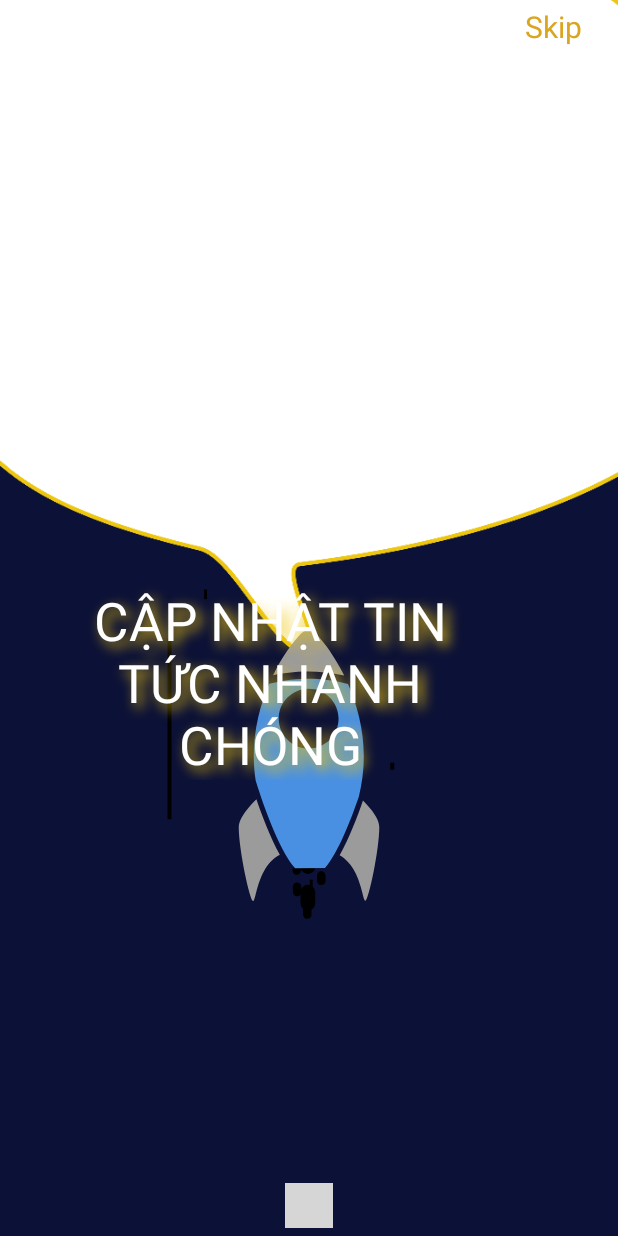
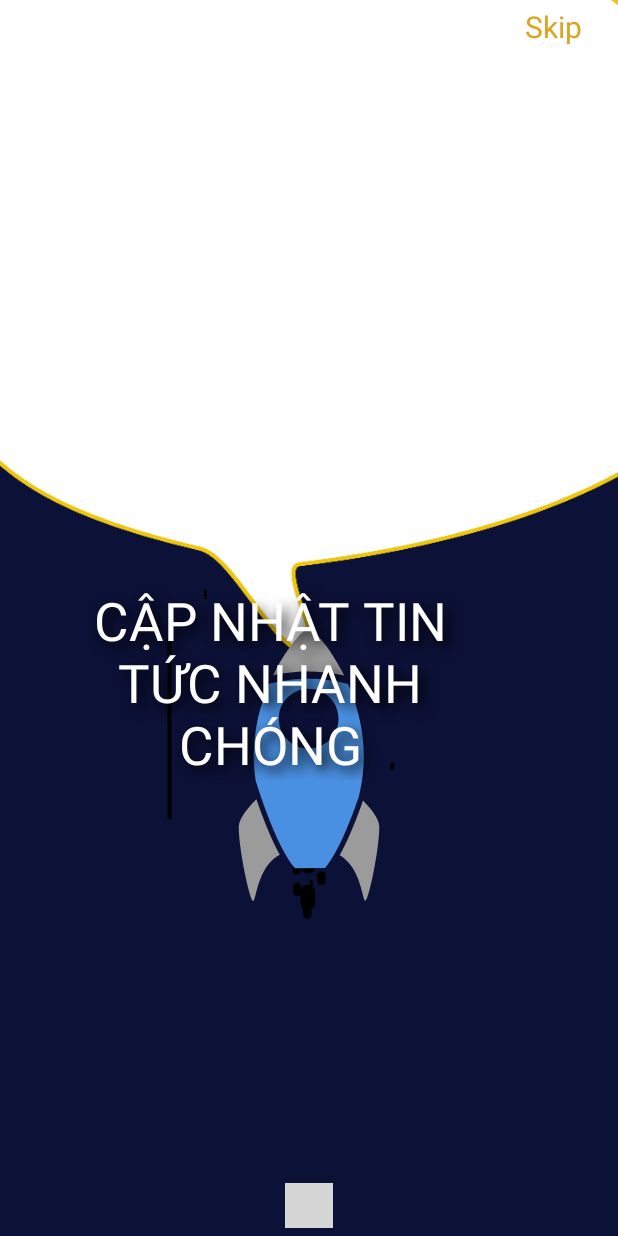
Before and after one commit to NPham1402/Crytocurrncy_android_app_ltdd_nhom12, an Android app: the screen it shows after launch (introduction), on a phone screen of 412 x 824 dp. Run offline under Robolectric (Android 15) with nearby library versions, the phone set to English and light mode, and no system bars; libraries missing offline, so code that uses them is left out: me.relex.circleindicator; plain views replace CircleIndicator3; 2 statements that could not run were skipped; grey boxes are pictures that could not be loaded.

Commit message:
Tùng comit xong co ban chinh mau

```diff
--- a/app/src/main/AndroidManifest.xml
+++ b/app/src/main/AndroidManifest.xml
@@ -36,8 +36,9 @@
         <activity
             android:name=".activitive_screen_main"
             android:exported="true"
-            android:configChanges="locale|orientation|uiMode"
-            />
+            android:theme="@style/PreferenceTheme2"/>
+            <!--android:theme="@style/PreferenceTheme2"-->
+            <!--android:configChanges="locale|orientation|uiMode"-->
         <activity
             android:name=".MainActivity"
             android:exported="true"
--- a/app/src/main/java/com/example/crytocurrency_ltdt/News_adapter.java
+++ b/app/src/main/java/com/example/crytocurrency_ltdt/News_adapter.java
@@ -38,6 +38,7 @@
             sysmbol=item_view.findViewById(R.id.tv_sysbol_currency);
             descrition=item_view.findViewById(R.id.news_subtitle);
             linearLayout=item_view.findViewById(R.id.newsContainer);
+
         }
     }
 
--- a/app/src/main/java/com/example/crytocurrency_ltdt/fgment_news.java
+++ b/app/src/main/java/com/example/crytocurrency_ltdt/fgment_news.java
@@ -47,7 +47,6 @@
                              Bundle savedInstanceState) {
         // Inflate the layout for this fragment
         View view =inflater.inflate(R.layout.fragment_fgment_news, container, false);
-
         return view;
     }
 
--- a/app/src/main/res/layout/fragment_fgment_setting.xml
+++ b/app/src/main/res/layout/fragment_fgment_setting.xml
@@ -1,6 +1,7 @@
 <?xml version="1.0" encoding="utf-8"?>
 <FrameLayout xmlns:android="http://schemas.android.com/apk/res/android"
     xmlns:tools="http://schemas.android.com/tools"
+    android:id="@+id/hostPref"
     android:layout_width="match_parent"
     android:layout_height="match_parent"
     tools:context=".fgment_setting">
--- a/app/src/main/res/values-night/colors.xml
+++ b/app/src/main/res/values-night/colors.xml
@@ -1,7 +1,12 @@
 <?xml version="1.0" encoding="utf-8"?>
 <resources>
 
-    <!--<color name="mau_nen">#05668d</color>-->
+    <color name="mau_nen">#05668d</color>
+    <color name="xanhdam">#0C1137</color>
+
+    <color name="xam">#697A82</color>
+    <color name="vang">#EDC611</color>
+
    <!-- <color name="primary_material_dark">#05668d</color>
     <color name="primary_dark_material_dark">#EE82EE</color>
 
--- a/app/src/main/res/values/colors.xml
+++ b/app/src/main/res/values/colors.xml
@@ -1,7 +1,15 @@
 <?xml version="1.0" encoding="utf-8"?>
 <resources>
 
-    <!--<color name="mau_nen">#e55b5b</color>-->
+    <color name="mau_nen">#e55b5b</color>
+    <color name="xanhdam">#C9C9C9</color>> <!--nền-->
+   <!-- <color name="xanhdam">#be6663</color>>--> <!--nền-->
+    <color name="xam">#ffffff</color> <!--khung-->
+    <color name="vang">#000000</color> <!--tên-->
+
+
+    <color name="preference_fallback_accent_color">#009900</color>
+
    <!-- <color name="primary_material_dark">#05668d</color>
     <color name="primary_dark_material_dark">#EE82EE</color>
     <color name="background_material_dark">#05668d</color>
@@ -230,7 +238,4 @@
     <color name="DarkBlue">#00008B</color>
     <color name="Navy">#000080</color>
     <color name="Black">#000000</color>
-    <color name="xanhdam">#0C1137</color>
-    <color name="xam">#697A82</color>
-    <color name="vang">#EDC611</color>
 </resources>
--- a/app/src/main/res/values/themes.xml
+++ b/app/src/main/res/values/themes.xml
@@ -2,14 +2,34 @@
     <!-- Base application theme. -->
     <style name="Theme.CrytoCurrency_ltdt" parent="Theme.MaterialComponents.DayNight.NoActionBar">
         <!-- Primary brand color. -->
+        <!--item name="preferenceTheme">@style/PrefTheme</item>-->
+        <item name="android:dialogTheme">@style/DialogTheme</item>
+        <item name="android:alertDialogTheme">@style/DialogTheme</item>
+        <item name="dialogTheme">@style/DialogTheme</item>
+        <item name="alertDialogTheme">@style/DialogTheme</item>
+        <item name="preferenceTheme">@style/PreferenceTheme</item>
+        <!--<item name="preferenceCategoryStyle">@style/PreferenceTheme</item>
+        <item name="preferenceCategoryTitleTextAppearance">@style/PreferenceTheme</item>
+        <item name="preferenceScreenStyle">@style/PreferenceTheme</item>
+        <item name="preferenceStyle">@style/PreferenceTheme</item>
 
-        <item name="colorPrimaryVariant">@color/purple_700</item>
-        <item name="colorOnPrimary">@color/white</item>
+
+        <item name="android:preferenceCategoryStyle">@style/PreferenceTheme</item>
+        <item name="android:preferenceScreenStyle">@style/PreferenceTheme</item>
+        <item name="android:preferenceStyle">@style/PreferenceTheme</item>-->
+        <!--<item name="colorAccent">@color/vang</item>-->
+       <!-- <item name="android:textColorSecondary">@color/vang</item>
+        <item name="android:textColorPrimary">@color/vang</item>-->
+        <!--<item name="android:preferenceScreenStyle">@style/PreferenceScreen</item>-->
+
+
+        <!--<item name="colorAccent">@color/vang</item>-->
+        <!--<item name="colorPrimaryVariant">@color/purple_700</item>
+        <item name="colorOnPrimary">@color/white</item>-->
         <!-- Secondary brand color. -->
 
-        <item name="colorSecondaryVariant">@color/teal_700</item>
-        <item name="colorOnSecondary">@color/purple_700</item>
-        <!--<item name="android:colorBackground">@color/mau_nen</item>-->
+        <!--<item name="colorSecondaryVariant">@color/teal_700</item>
+        <item name="colorOnSecondary">@color/purple_700</item>-->
 
 
 
@@ -24,6 +44,9 @@
         <item name="android:statusBarColor" tools:targetApi="l">?attr/colorPrimaryVariant</item>
         <!-- Customize your theme here. -->
     </style>
+    <!--<style name="AppTheme.PreferenceThemeOverlay" parent="PreferenceThemeOverlay">
+        <item name="android:layout">@layout/fragment_fgment_setting</item>
+    </style>-->
 
     <style name="spinner_style">
         <item name="android:layout_width">match_parent</item>
@@ -37,4 +60,83 @@
         <item name="android:popupBackground">#DFFFFFFF</item>
     </style>
 
+
+   <!-- <style name="PrefTheme" parent="@style/PreferenceThemeOverlay">
+        <item name="preferenceCategoryStyle">@style/CategoryStyle</item>
+    </style>
+
+    <style name="CategoryStyle" parent="Preference.Category">
+        <item name="android:layout">@layout/pref_category_view</item>
+    </style>-->
+
+    <style name="PreferenceTheme" parent="PreferenceThemeOverlay.v14.Material">
+        <!-- [...] -->
+        <!-- Some color values -->
+        <item name="android:textColor">@color/vang</item>
+        <item name="android:textColorPrimary">@color/vang</item>
+        <item name="android:textColorSecondary">@color/vang</item>
+        <item name="android:textColorTertiary">@color/vang</item>
+        <item name="android:dialogTheme">@style/DialogTheme</item>
+        <item name="android:alertDialogTheme">@style/DialogTheme</item>
+        <item name="preferenceStyle">@style/PreferenceTheme</item>
+        <item name="preferenceTheme">@style/PreferenceTheme</item>
+        <item name="colorAccent">@color/vang</item>
+        <item name="preferenceCategoryStyle">@style/PreferenceTheme</item>
+        <item name="preferenceCategoryTitleTextAppearance">@style/PreferenceTheme</item>
+        <item name="preferenceScreenStyle">@style/PreferenceTheme</item>
+        <!--<item name="android:preferenceFragmentStyle">@style/PreferenceTheme</item>-->
+        <!--<item name="preferenceCategoryTitleTextAppearance">@style/PreferenceTheme</item>-->
+    </style>
+
+    <style name="PreferenceTheme2" parent="Theme.AppCompat.DayNight.NoActionBar">
+        <!-- [...] -->
+        <!-- Some color values -->
+        <item name="android:textColor">@color/vang</item>
+        <item name="android:textColorPrimary">@color/vang</item>
+        <item name="android:textColorSecondary">@color/vang</item>
+        <item name="android:textColorTertiary">@color/vang</item>
+        <item name="android:dialogTheme">@style/DialogTheme</item>
+        <item name="android:alertDialogTheme">@style/DialogTheme</item>
+        <item name="preferenceStyle">@style/PreferenceTheme</item>
+        <item name="colorAccent">@color/vang</item>
+        <!--<item name="android:windowBackground">@color/xanhdam</item>-->
+        <item name="android:colorBackground">@color/xanhdam</item>
+        <!--<item name="android:preferenceFragmentStyle">@style/PreferenceTheme</item>-->
+        <!--<item name="preferenceCategoryTitleTextAppearance">@style/PreferenceTheme</item>-->
+    </style>
+
+
+    <style name="PreferenceScreen" parent="PreferenceThemeOverlay">
+        <!-- [...] -->
+        <!-- Some color values -->
+        <item name="android:textColor">@color/vang</item>
+        <item name="android:preferenceScreenStyle">@style/PreferenceScreen</item>
+    </style>
+
+
+    <style name="PreferenceCat" parent="Preference.Category.Material">
+    <!-- [...] -->
+    <!-- Some color values -->
+        <item name="android:textColorSecondary">@color/vang</item>
+    <item name="android:textColor">@color/vang</item>
+        <item name="android:textColorPrimary">@color/vang</item>
+        <item name="android:textColorTertiary">@color/vang</item>
+        <item name="android:dialogTheme">@style/DialogTheme</item>
+        <item name="android:alertDialogTheme">@style/DialogTheme</item>
+        <item name="preferenceStyle">@style/PreferenceTheme</item>
+
+</style>
+
+    <style name="DialogTheme" parent="Theme.AppCompat.Light.Dialog.Alert">
+        <item name="android:textColor">@color/vang</item>
+        <item name="android:textColorPrimary">@color/vang</item>
+        <item name="android:textColorSecondary">@color/vang</item>
+        <item name="android:textColorHighlight">@color/vang</item>
+        <item name="android:textColorTertiary">@color/vang</item>
+        <item name="textColorAlertDialogListItem">@color/vang</item>
+        <item name="android:editTextColor">@color/vang</item>
+
+        <item name="color">@color/vang</item>
+    </style>
+
 </resources>
```
Also changed, not shown: app/src/main/java/com/example/crytocurrency_ltdt/fgment_setting.java (+20 -2 lines), app/src/main/res/layout/activity_activitive_screen_main.xml (+9 -6 lines), app/src/main/res/layout/pref_category_view.xml (added, +8 -0 lines), app/src/main/res/xml/setting.xml (+15 -18 lines).
